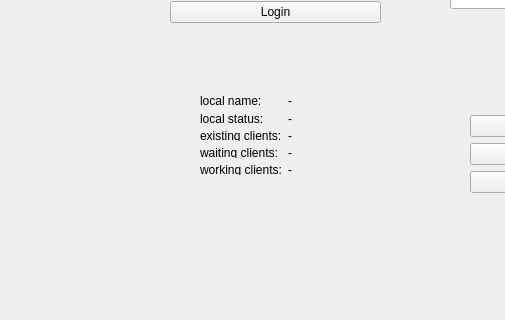
Above: mainwindow.ui from whuLinux/p2pDownload before the change; both pictures show x 0 to 505 and y 135 to 455 of the 800 by 600 pixel window. Below: the same form after it.
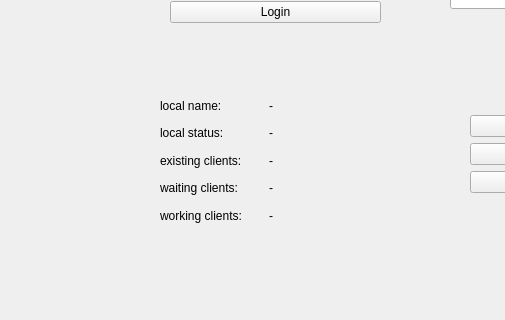
That is the form after the change.

```diff
--- a/mainwindow.ui
+++ b/mainwindow.ui
@@ -159,10 +159,10 @@
    <widget class="QWidget" name="gridLayoutWidget_4">
     <property name="geometry">
      <rect>
-      <x>200</x>
+      <x>160</x>
       <y>230</y>
-      <width>160</width>
-      <height>80</height>
+      <width>211</width>
+      <height>131</height>
      </rect>
     </property>
     <layout class="QGridLayout" name="gridLayout_4">
```
Left out of the diff: 2 changed lines with no effect on the pictures.
